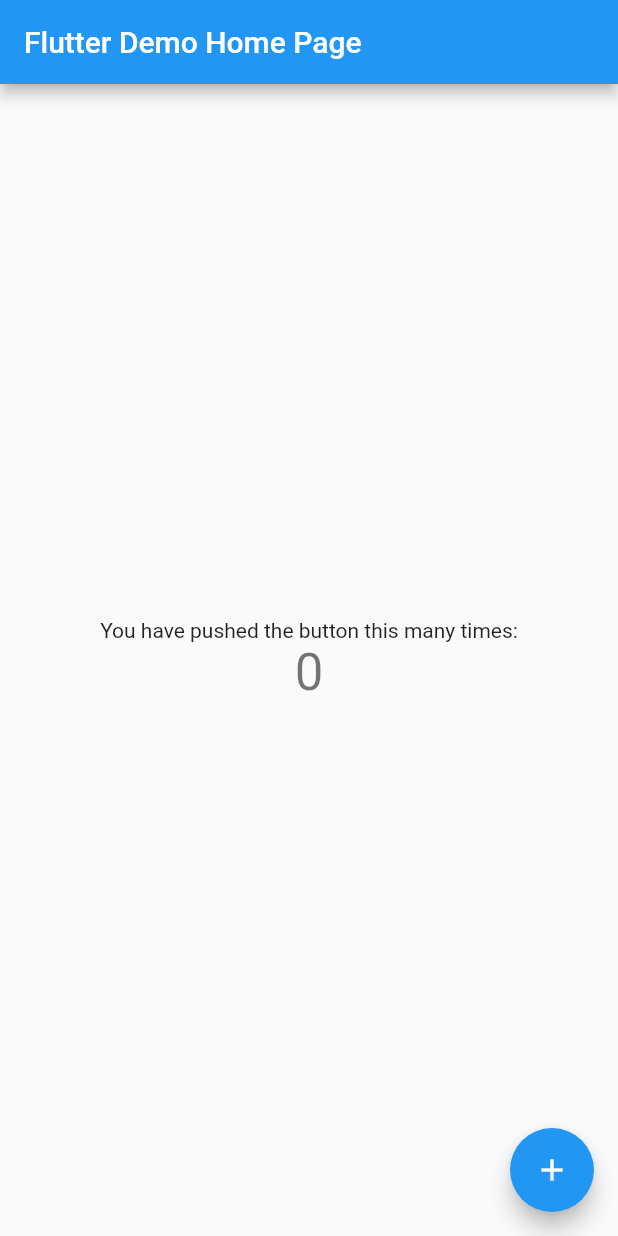
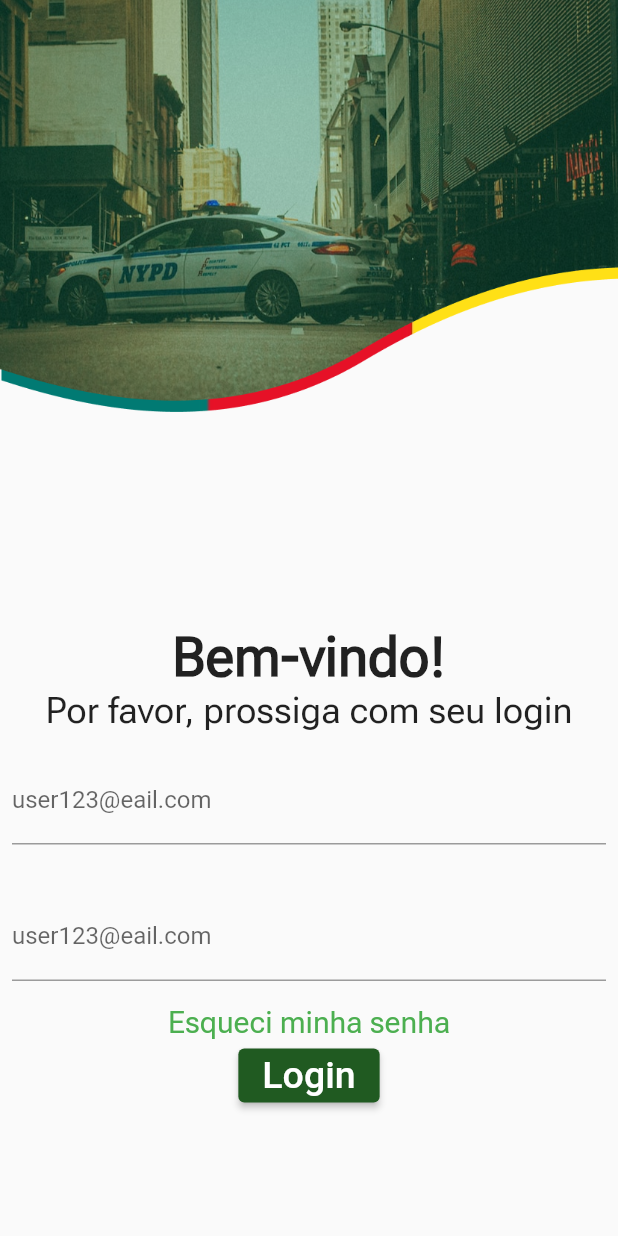
Before and after one commit to renanandreola/App-Brigada-Militar, a Flutter app: the screen it shows after launch, on a phone screen of 412 x 824 dp. Run offline on Flutter 3.47's test engine with Material 2 defaults, Android fonts, the phone set to English and light mode, and no system bars; missing offline and left inert: dart:ffi.

Commit message:
Login page

```diff
--- /dev/null
+++ b/lib/login.dart
@@ -0,0 +1,103 @@
+import 'dart:ffi';
+import 'dart:math';
+
+import 'package:flutter/material.dart';
+
+class Login extends StatefulWidget {
+  const Login({Key? key}) : super(key: key);
+
+  @override
+  State<Login> createState() => _LoginState();
+}
+
+class _LoginState extends State<Login> {
+  var _welcomeText = "Bem-vindo!";
+  var _welcomeSugestion = "Por favor, prossiga com seu login";
+  var _forgotPassword = "Esqueci minha senha";
+  var _loginText = "Login";
+
+  void _voidForgotPassword() {
+    print("Esqueci minha senha");
+  }
+
+  void _voidLogin() {
+    print("Realizar login");
+  }
+
+  @override
+  Widget build(BuildContext context) {
+    return Scaffold(
+      body: Column(
+        children: [
+          Image.asset("assets/images/head.png"),
+          // WELCOME TEXT
+          Padding(
+            padding: EdgeInsets.only(left: 0, top: 0),
+            child: Text(
+              _welcomeText,
+              style: const TextStyle(
+                  fontSize: 36,
+                  fontStyle: FontStyle.normal,
+                  fontWeight: FontWeight.bold,
+                  fontFamily: "RobotoFlex"),
+            ),
+          ),
+          // SECOND WELCOME TEXT
+          Padding(
+            padding: EdgeInsets.only(left: 0),
+            child: Text(
+              _welcomeSugestion,
+              style: const TextStyle(
+                  fontSize: 24,
+                  fontStyle: FontStyle.normal,
+                  fontWeight: FontWeight.normal,
+                  fontFamily: "RobotoFlex"),
+            ),
+          ),
+          // EMAIL
+          Padding(
+            padding: const EdgeInsets.symmetric(horizontal: 8, vertical: 16),
+            child: TextFormField(
+              decoration: const InputDecoration(
+                border: UnderlineInputBorder(),
+                labelText: 'user123@eail.com',
+              ),
+            ),
+          ),
+          // PASSWORD
+          Padding(
+            padding: const EdgeInsets.symmetric(horizontal: 8, vertical: 16),
+            child: TextFormField(
+              decoration: const InputDecoration(
+                border: UnderlineInputBorder(),
+                labelText: 'user123@eail.com',
+              ),
+            ),
+          ),
+          // FORGOT PASSWORD
+          GestureDetector(
+            onTap: _voidForgotPassword,
+            child: Text(
+              _forgotPassword,
+              style: const TextStyle(
+                  color: Colors.green,
+                  fontSize: 20,
+                  fontStyle: FontStyle.normal,
+                  fontWeight: FontWeight.normal,
+                  fontFamily: "RobotoFlex"),
+            ),
+          ),
+          // LOGIN
+          ElevatedButton(
+              style: ElevatedButton.styleFrom(
+                  primary: Color.fromARGB(255, 32, 90, 33), elevation: 2),
+              onPressed: _voidLogin,
+              child: Text(
+                _loginText,
+                style: TextStyle(fontSize: 25),
+              ))
+        ],
+      ),
+    );
+  }
+}
--- a/lib/main.dart
+++ b/lib/main.dart
@@ -1,115 +1,9 @@
 import 'package:flutter/material.dart';
+import './login.dart';
 
-void main() {
-  runApp(const MyApp());
+void main(List<String> args) {
+  runApp(MaterialApp(
+    home: Login(),
+    debugShowCheckedModeBanner: false,
+  ));
 }
-
-class MyApp extends StatelessWidget {
-  const MyApp({Key? key}) : super(key: key);
-
-  // This widget is the root of your application.
-  @override
-  Widget build(BuildContext context) {
-    return MaterialApp(
-      title: 'Flutter Demo',
-      theme: ThemeData(
-        // This is the theme of your application.
-        //
-        // Try running your application with "flutter run". You'll see the
-        // application has a blue toolbar. Then, without quitting the app, try
-        // changing the primarySwatch below to Colors.green and then invoke
-        // "hot reload" (press "r" in the console where you ran "flutter run",
-        // or simply save your changes to "hot reload" in a Flutter IDE).
-        // Notice that the counter didn't reset back to zero; the application
-        // is not restarted.
-        primarySwatch: Colors.blue,
-      ),
-      home: const MyHomePage(title: 'Flutter Demo Home Page'),
-    );
-  }
-}
-
-class MyHomePage extends StatefulWidget {
-  const MyHomePage({Key? key, required this.title}) : super(key: key);
-
-  // This widget is the home page of your application. It is stateful, meaning
-  // that it has a State object (defined below) that contains fields that affect
-  // how it looks.
-
-  // This class is the configuration for the state. It holds the values (in this
-  // case the title) provided by the parent (in this case the App widget) and
-  // used by the build method of the State. Fields in a Widget subclass are
-  // always marked "final".
-
-  final String title;
-
-  @override
-  State<MyHomePage> createState() => _MyHomePageState();
-}
-
-class _MyHomePageState extends State<MyHomePage> {
-  int _counter = 0;
-
-  void _incrementCounter() {
-    setState(() {
-      // This call to setState tells the Flutter framework that something has
-      // changed in this State, which causes it to rerun the build method below
-      // so that the display can reflect the updated values. If we changed
-      // _counter without calling setState(), then the build method would not be
-      // called again, and so nothing would appear to happen.
-      _counter++;
-    });
-  }
-
-  @override
-  Widget build(BuildContext context) {
-    // This method is rerun every time setState is called, for instance as done
-    // by the _incrementCounter method above.
-    //
-    // The Flutter framework has been optimized to make rerunning build methods
-    // fast, so that you can just rebuild anything that needs updating rather
-    // than having to individually change instances of widgets.
-    return Scaffold(
-      appBar: AppBar(
-        // Here we take the value from the MyHomePage object that was created by
-        // the App.build method, and use it to set our appbar title.
-        title: Text(widget.title),
-      ),
-      body: Center(
-        // Center is a layout widget. It takes a single child and positions it
-        // in the middle of the parent.
-        child: Column(
-          // Column is also a layout widget. It takes a list of children and
-          // arranges them vertically. By default, it sizes itself to fit its
-          // children horizontally, and tries to be as tall as its parent.
-          //
-          // Invoke "debug painting" (press "p" in the console, choose the
-          // "Toggle Debug Paint" action from the Flutter Inspector in Android
-          // Studio, or the "Toggle Debug Paint" command in Visual Studio Code)
-          // to see the wireframe for each widget.
-          //
-          // Column has various properties to control how it sizes itself and
-          // how it positions its children. Here we use mainAxisAlignment to
-          // center the children vertically; the main axis here is the vertical
-          // axis because Columns are vertical (the cross axis would be
-          // horizontal).
-          mainAxisAlignment: MainAxisAlignment.center,
-          children: <Widget>[
-            const Text(
-              'You have pushed the button this many times:',
-            ),
-            Text(
-              '$_counter',
-              style: Theme.of(context).textTheme.headline4,
-            ),
-          ],
-        ),
-      ),
-      floatingActionButton: FloatingActionButton(
-        onPressed: _incrementCounter,
-        tooltip: 'Increment',
-        child: const Icon(Icons.add),
-      ), // This trailing comma makes auto-formatting nicer for build methods.
-    );
-  }
-}
```
Also changed, not shown: pubspec.yaml (+7 -6 lines), assets/fonts/RobotoFlex-Regular.ttf (added), assets/images/head.png (added).
